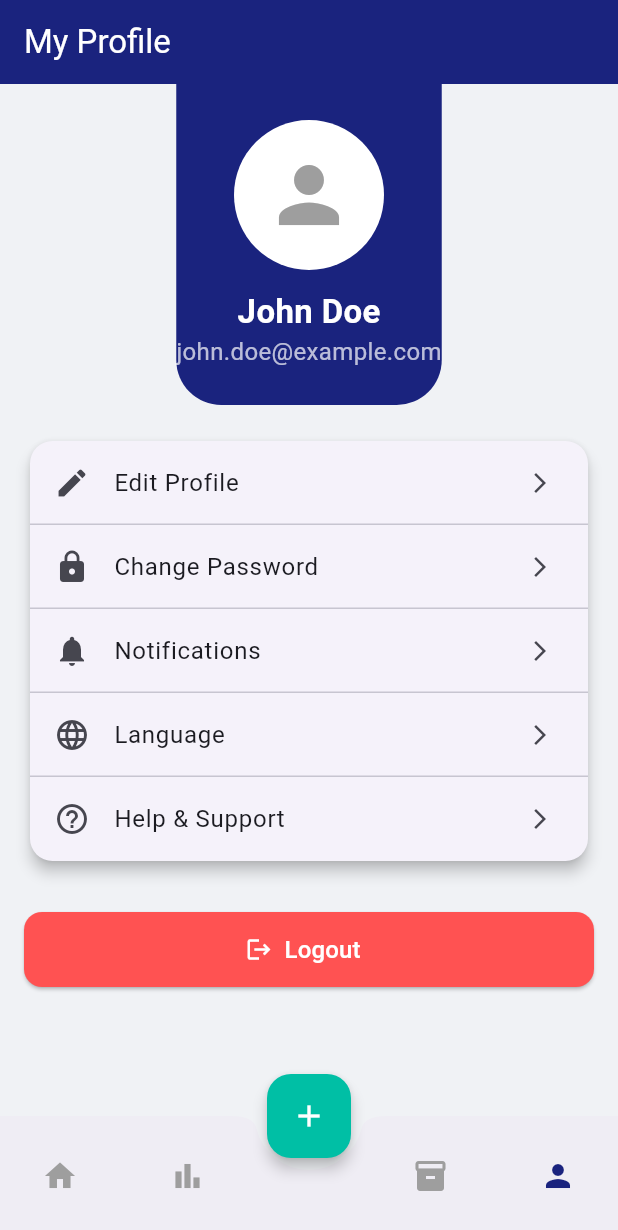
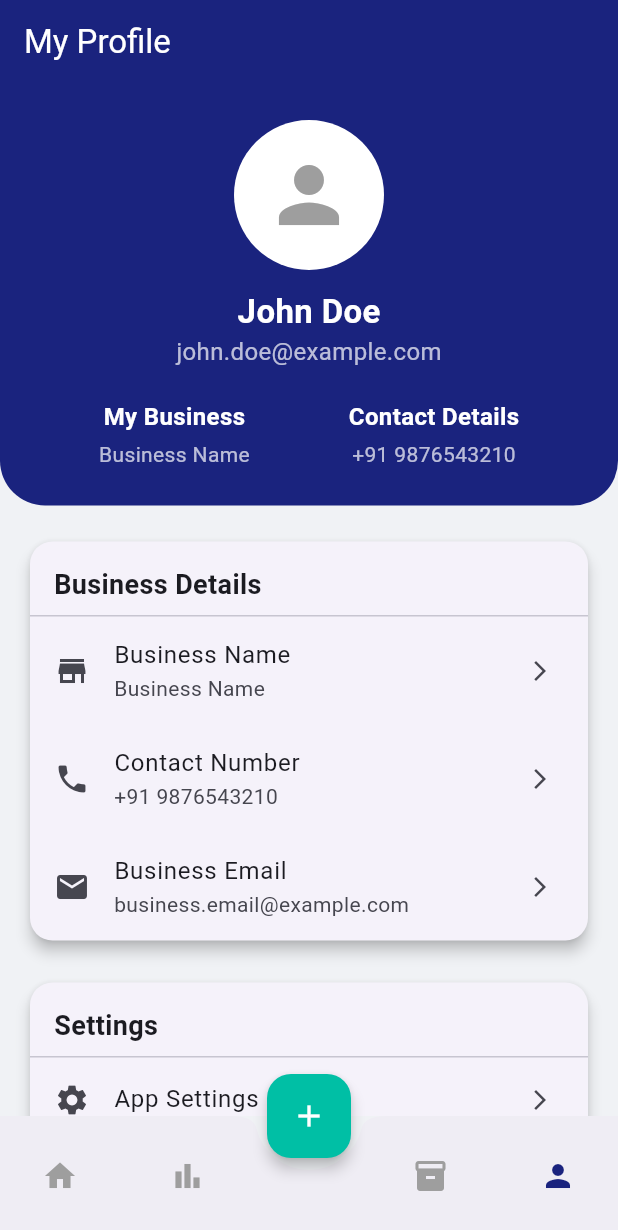
Before and after one commit to neerajklopikl/accountbook, a Flutter app: the screen it shows after launch, item 4 of the bottom bar chosen, on a phone screen of 412 x 824 dp. Shown: the top 1230 px of the screen. Run offline on Flutter 3.47's test engine with Material 3 defaults, Android fonts, the phone set to English and light mode, and no system bars; Roboto replaces fonts that are missing (Poppins).

Commit message:
lpojkdnoplkjk commit

```diff
--- a/lib/main.dart
+++ b/lib/main.dart
@@ -32,7 +32,7 @@ import 'screens/purchase_return_screen.dart';
 import 'screens/purchase_order_screen.dart';
 import 'screens/expense_screen.dart';
 import 'screens/other_income_screen.dart';
-
+import 'screens/settings_screen.dart';
 
 void main() {
   runApp(const MyApp());
@@ -76,6 +76,7 @@ class MyApp extends StatelessWidget {
         '/partyReports': (context) => const PartyReportsScreen(),
         '/gstReports': (context) => const GstReportsScreen(),
         '/stockReports': (context) => const StockReportsScreen(),
+        '/settings': (context) => const SettingsScreen(),
 
         // Add all the new routes here
         '/txnSettings': (context) => const TransactionSettingsScreen(),
--- a/lib/screens/profile_screen.dart
+++ b/lib/screens/profile_screen.dart
@@ -5,44 +5,28 @@ class ProfileScreen extends StatelessWidget {
 
   @override
   Widget build(BuildContext context) {
-    // Using a Scaffold to provide the basic app structure
     return Scaffold(
-      // Using a custom background color to match the modern theme
-      backgroundColor: Theme.of(context).scaffoldBackgroundColor,
-      // The AppBar at the top of the screen
       appBar: AppBar(
         title: const Text('My Profile'),
-        // Setting the background color of the AppBar to match the app's primary color
         backgroundColor: Theme.of(context).primaryColor,
-        // Making the AppBar text white for better contrast
         foregroundColor: Colors.white,
-        // Removing the shadow for a flatter look
         elevation: 0,
       ),
-      // The body of the screen, wrapped in a SingleChildScrollView to prevent overflow on smaller devices
-      // while designing it to fit on a typical screen.
       body: SingleChildScrollView(
         child: Column(
           children: [
-            // Header section with user's avatar and name
             _buildProfileHeader(context),
             const SizedBox(height: 20),
-            // Menu items for profile management
             _buildProfileMenu(context),
-            const SizedBox(height: 30),
-            // Logout button at the bottom of the screen
-            _buildLogoutButton(context),
           ],
         ),
       ),
     );
   }
 
-  // Widget for the profile header section
   Widget _buildProfileHeader(BuildContext context) {
     return Container(
       padding: const EdgeInsets.symmetric(vertical: 24.0),
-      // Styling the header with a gradient that matches the app's theme
       decoration: BoxDecoration(
         color: Theme.of(context).primaryColor,
         borderRadius: const BorderRadius.only(
@@ -50,10 +34,9 @@ class ProfileScreen extends StatelessWidget {
           bottomRight: Radius.circular(30),
         ),
       ),
-      child: const Column(
+      child: Column(
         children: [
-          // User's avatar
-          CircleAvatar(
+          const CircleAvatar(
             radius: 50,
             backgroundColor: Colors.white,
             child: Icon(
@@ -62,9 +45,8 @@ class ProfileScreen extends StatelessWidget {
               color: Colors.grey,
             ),
           ),
-          SizedBox(height: 12),
-          // User's name
-          Text(
+          const SizedBox(height: 12),
+          const Text(
             'John Doe',
             style: TextStyle(
               fontSize: 22,
@@ -72,88 +54,144 @@ class ProfileScreen extends StatelessWidget {
               color: Colors.white,
             ),
           ),
-          // User's email
-          Text(
+          const Text(
             'john.doe@example.com',
             style: TextStyle(
               fontSize: 16,
               color: Colors.white70,
             ),
           ),
+          const SizedBox(height: 20),
+          Row(
+            mainAxisAlignment: MainAxisAlignment.spaceEvenly,
+            children: [
+              _buildHeaderInfo('My Business', 'Business Name'),
+              _buildHeaderInfo('Contact Details', '+91 9876543210'),
+            ],
+          ),
         ],
       ),
     );
   }
 
-  // Widget for the list of profile menu options
+  Widget _buildHeaderInfo(String title, String subtitle) {
+    return Column(
+      children: [
+        Text(
+          title,
+          style: const TextStyle(
+            fontSize: 16,
+            fontWeight: FontWeight.bold,
+            color: Colors.white,
+          ),
+        ),
+        const SizedBox(height: 4),
+        Text(
+          subtitle,
+          style: const TextStyle(
+            fontSize: 14,
+            color: Colors.white70,
+          ),
+        ),
+      ],
+    );
+  }
+
   Widget _buildProfileMenu(BuildContext context) {
     return Padding(
       padding: const EdgeInsets.symmetric(horizontal: 16.0),
-      child: Card(
-        elevation: 4,
-        shape: RoundedRectangleBorder(borderRadius: BorderRadius.circular(15)),
       child: Column(
         children: [
-            // Each menu item is a ListTile for consistent styling
+          _buildMenuCategory(
+            title: 'Business Details',
+            children: [
               _buildMenuOption(
-              icon: Icons.edit,
-              title: 'Edit Profile',
+                icon: Icons.store,
+                title: 'Business Name',
+                subtitle: 'Business Name',
+                onTap: () {},
+              ),
+              _buildMenuOption(
+                icon: Icons.phone,
+                title: 'Contact Number',
+                subtitle: '+91 9876543210',
+                onTap: () {},
+              ),
+              _buildMenuOption(
+                icon: Icons.email,
+                title: 'Business Email',
+                subtitle: 'business.email@example.com',
+                onTap: () {},
+              ),
+            ],
+          ),
+          const SizedBox(height: 20),
+          _buildMenuCategory(
+            title: 'Settings',
+            children: [
+              _buildMenuOption(
+                icon: Icons.settings,
+                title: 'App Settings',
                 onTap: () {
-                // TODO: Navigate to Edit Profile screen
+                  Navigator.pushNamed(context, '/settings');
                 },
               ),
-            const Divider(height: 0),
               _buildMenuOption(
                 icon: Icons.lock,
                 title: 'Change Password',
-              onTap: () {
-                // TODO: Show Change Password dialog or screen
-              },
+                onTap: () {},
               ),
-            const Divider(height: 0),
               _buildMenuOption(
-              icon: Icons.notifications,
-              title: 'Notifications',
-              onTap: () {
-                // TODO: Navigate to Notification Settings screen
-              },
-            ),
-            const Divider(height: 0),
-            _buildMenuOption(
-              icon: Icons.language,
-              title: 'Language',
-              onTap: () {
-                // TODO: Show Language selection dialog
-              },
-            ),
-             const Divider(height: 0),
-            _buildMenuOption(
-              icon: Icons.help_outline,
-              title: 'Help & Support',
-              onTap: () {
-                // TODO: Navigate to Help screen
-              },
+                icon: Icons.logout,
+                title: 'Logout',
+                onTap: () {},
               ),
             ],
           ),
+        ],
       ),
     );
   }
 
-  // Reusable widget for a single menu option
+  Widget _buildMenuCategory(
+      {required String title, required List<Widget> children}) {
+    return Card(
+      elevation: 4,
+      shape: RoundedRectangleBorder(borderRadius: BorderRadius.circular(15)),
+      child: Column(
+        crossAxisAlignment: CrossAxisAlignment.start,
+        children: [
+          Padding(
+            padding: const EdgeInsets.fromLTRB(16, 16, 16, 8),
+            child: Text(
+              title,
+              style: const TextStyle(
+                fontSize: 18,
+                fontWeight: FontWeight.bold,
+              ),
+            ),
+          ),
+          const Divider(height: 0),
+          ...children,
+        ],
+      ),
+    );
+  }
+
   Widget _buildMenuOption(
       {required IconData icon,
       required String title,
+      String? subtitle,
       required VoidCallback onTap}) {
     return ListTile(
       leading: Icon(icon),
       title: Text(title),
+      subtitle: subtitle != null ? Text(subtitle) : null,
       trailing: const Icon(Icons.arrow_forward_ios, size: 16),
       onTap: onTap,
     );
   }
 
-  // Widget for the logout button
   Widget _buildLogoutButton(BuildContext context) {
     return Padding(
       padding: const EdgeInsets.symmetric(horizontal: 16.0),
@@ -162,7 +200,8 @@ class ProfileScreen extends StatelessWidget {
           // TODO: Implement logout functionality
         },
         icon: const Icon(Icons.logout, color: Colors.white),
-        label: const Text('Logout', style: TextStyle(color: Colors.white, fontSize: 16)),
+        label: const Text('Logout',
+            style: TextStyle(color: Colors.white, fontSize: 16)),
         style: ElevatedButton.styleFrom(
           backgroundColor: Colors.redAccent,
           minimumSize: const Size(double.infinity, 50),
--- /dev/null
+++ b/lib/screens/settings_screen.dart
@@ -0,0 +1,22 @@
+import 'package:flutter/material.dart';
+
+class SettingsScreen extends StatelessWidget {
+  const SettingsScreen({super.key});
+
+  @override
+  Widget build(BuildContext context) {
+    return Scaffold(
+      appBar: AppBar(
+        title: const Text('Settings'),
+        backgroundColor: Theme.of(context).primaryColor,
+        foregroundColor: Colors.white,
+      ),
+      body: const Center(
+        child: Text(
+          'Settings Screen - Coming Soon!',
+          style: TextStyle(fontSize: 20),
+        ),
+      ),
+    );
+  }
+}
```
Lines whose indentation alone changed are shown as unchanged.
